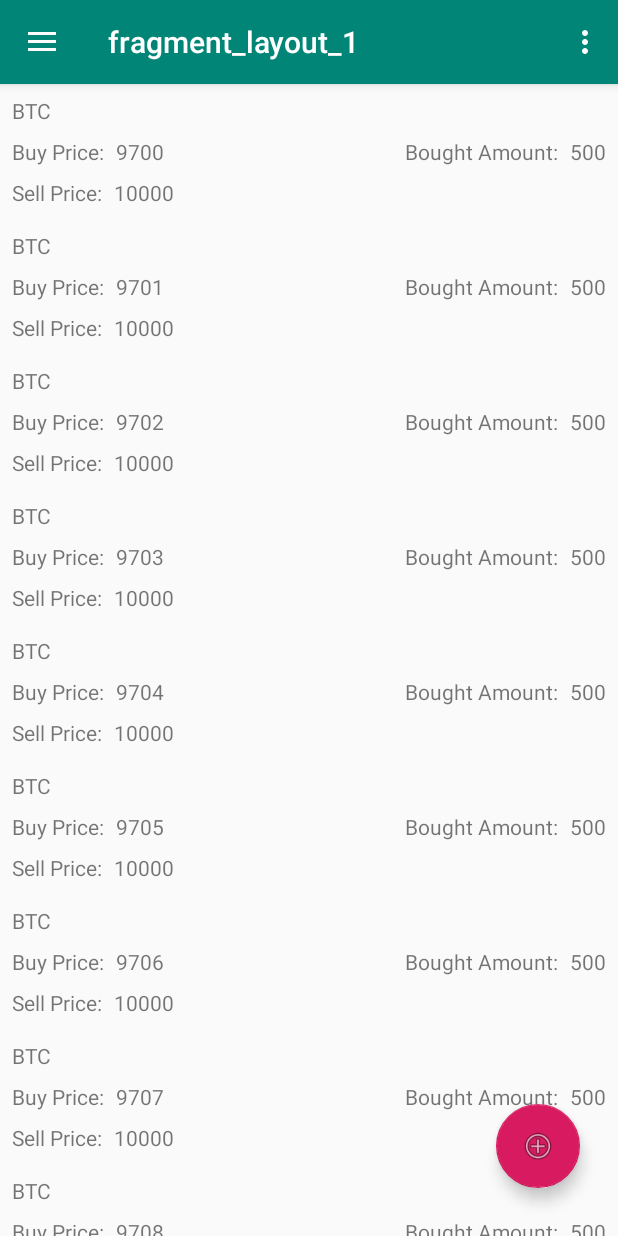
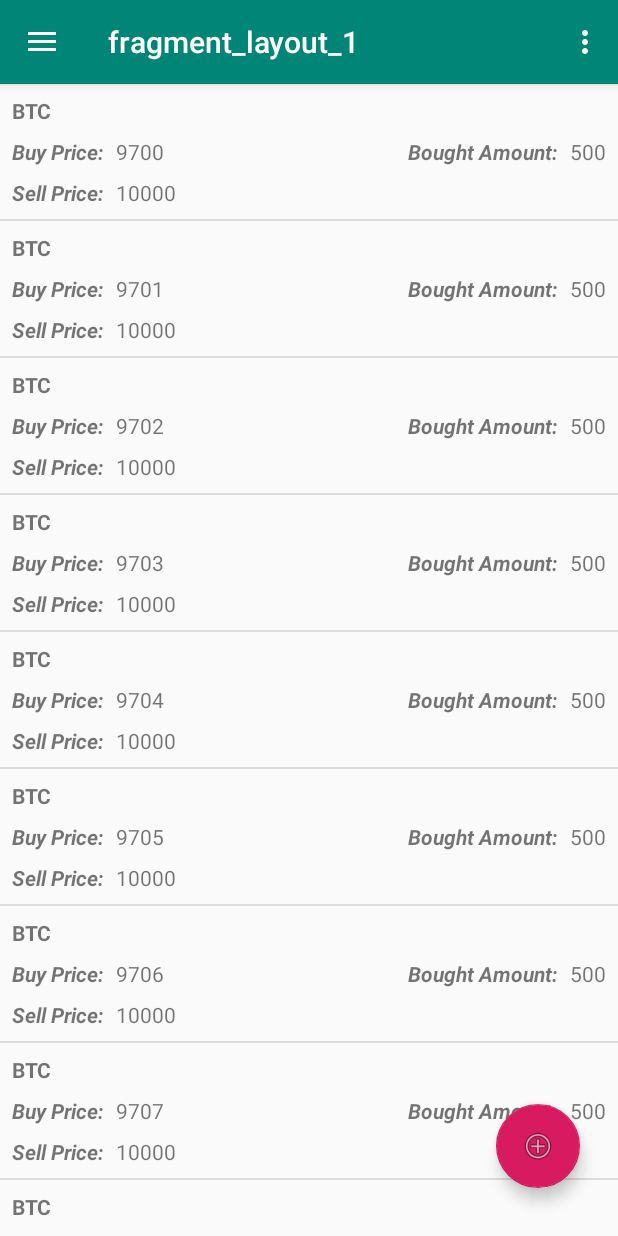
Before and after one commit to wrathofheavennn/tracer, an Android app: the screen it shows after launch (MainActivity), on a phone screen of 412 x 824 dp. Run offline under Robolectric (Android 15) with nearby library versions, the phone set to English and light mode, and no system bars; our stand-ins replace ButterKnife, navigation-ui.

Commit message:
RecyclerView added divider Style bold and italics for rv items cleared warnings

```diff
--- a/app/src/main/java/com/example/tracer/fragment/Fragment_1.java
+++ b/app/src/main/java/com/example/tracer/fragment/Fragment_1.java
@@ -1,15 +1,17 @@
 package com.example.tracer.fragment;
+
 import android.os.Bundle;
+import android.view.LayoutInflater;
 import android.view.View;
+import android.view.ViewGroup;
 
+import androidx.annotation.NonNull;
 import androidx.annotation.Nullable;
 import androidx.fragment.app.Fragment;
 import androidx.navigation.fragment.NavHostFragment;
+import androidx.recyclerview.widget.DividerItemDecoration;
 import androidx.recyclerview.widget.LinearLayoutManager;
 import androidx.recyclerview.widget.RecyclerView;
-
-import android.view.ViewGroup;
-import android.view.LayoutInflater;
 
 import com.example.tracer.R;
 import com.example.tracer.model.Trade;
@@ -18,6 +20,7 @@ import com.google.android.material.floatingactionbutton.FloatingActionButton;
 
 import java.util.ArrayList;
 import java.util.List;
+import java.util.Objects;
 
 import butterknife.BindView;
 import butterknife.ButterKnife;
@@ -43,12 +46,9 @@ public class Fragment_1 extends Fragment {
         //change R.layout.yourlayoutfilename for each of your fragments
         View view = inflater.inflate(R.layout.fragment_layout_1, container, false);
         ButterKnife.bind(this, view);
-        fab.setOnClickListener(new View.OnClickListener() {
-            @Override
-            public void onClick(View view) {
-                NavHostFragment.findNavController(getParentFragment()).navigate(Fragment_1Directions.actionFragment1ToTraceCreateFragment());
-            }
-        });
+        fab.setOnClickListener(view1 -> NavHostFragment.findNavController(Objects.requireNonNull(
+                getParentFragment())).navigate(Fragment_1Directions.
+                actionFragment1ToTraceCreateFragment()));
 
         initRecycler();
 
@@ -58,28 +58,33 @@ public class Fragment_1 extends Fragment {
     private void initRecycler() {
         // Initialize contacts
         List<Trade> staticList = new ArrayList<>();
-        for (int i = 0; i < 10; i++) {
+        for (int i = 0; i < 20; i++) {
             Trade t = new Trade("BTC",9700, 10000, 500);
             t.setBuyPrice(t.getBuyPrice()+i);
             staticList.add(t);
         }
         trades = staticList;
+        DividerItemDecoration itemDecor = new DividerItemDecoration(
+                Objects.requireNonNull(getContext()), DividerItemDecoration.VERTICAL);
+        rvTrades.addItemDecoration(itemDecor);
         // Create adapter passing in the sample user data
         TradeListAdapter adapter = new TradeListAdapter(trades);
+
         // Attach the adapter to the recyclerview to populate items
         rvTrades.setAdapter(adapter);
         // Set layout manager to position the items
         rvTrades.setLayoutManager(new LinearLayoutManager(getContext()));
+
         // That's all!
     }
 
 
     @Override
-    public void onViewCreated(View view, @Nullable Bundle savedInstanceState) {
+    public void onViewCreated(@NonNull View view, @Nullable Bundle savedInstanceState) {
         super.onViewCreated(view, savedInstanceState);
 
         //you can set the title for your toolbar here for different fragments different titles
-        getActivity().setTitle("All Traces");
+        Objects.requireNonNull(getActivity()).setTitle("All Traces");
     }
 
 }
--- a/app/src/main/res/layout/rv_trade_layout.xml
+++ b/app/src/main/res/layout/rv_trade_layout.xml
@@ -11,7 +11,8 @@
         android:layout_height="wrap_content"
         android:layout_marginStart="8dp"
         android:layout_marginTop="8dp"
-        android:text="BTC"
+        android:text="@string/sample_coinName"
+        android:textStyle="bold"
         app:layout_constraintStart_toStartOf="parent"
         app:layout_constraintTop_toTopOf="parent" />
 
@@ -21,7 +22,8 @@
         android:layout_height="wrap_content"
         android:layout_marginStart="8dp"
         android:layout_marginTop="8dp"
-        android:text="Buy Price:"
+        android:text="@string/buy_price"
+        android:textStyle="bold|italic"
         app:layout_constraintStart_toStartOf="parent"
         app:layout_constraintTop_toBottomOf="@+id/coinName" />
 
@@ -31,7 +33,7 @@
         android:layout_height="wrap_content"
         android:layout_marginStart="8dp"
         android:layout_marginTop="8dp"
-        android:text="9700"
+        android:text="@string/sample_buy"
         app:layout_constraintStart_toEndOf="@+id/buyLabel"
         app:layout_constraintTop_toBottomOf="@+id/coinName" />
 
@@ -42,7 +44,8 @@
         android:layout_marginStart="8dp"
         android:layout_marginTop="8dp"
         android:layout_marginBottom="8dp"
-        android:text="Sell Price:"
+        android:text="@string/sell_price"
+        android:textStyle="bold|italic"
         app:layout_constraintBottom_toBottomOf="parent"
         app:layout_constraintStart_toStartOf="parent"
         app:layout_constraintTop_toBottomOf="@+id/buyLabel" />
@@ -53,7 +56,7 @@
         android:layout_height="wrap_content"
         android:layout_marginStart="8dp"
         android:layout_marginTop="8dp"
-        android:text="10500"
+        android:text="@string/sample_sell"
         app:layout_constraintStart_toEndOf="@+id/sellLabel"
         app:layout_constraintTop_toBottomOf="@+id/buyLabel" />
 
@@ -63,7 +66,7 @@
         android:layout_height="wrap_content"
         android:layout_marginTop="8dp"
         android:layout_marginEnd="8dp"
-        android:text="5000"
+        android:text="@string/sample_amount"
         app:layout_constraintEnd_toEndOf="parent"
         app:layout_constraintTop_toBottomOf="@+id/coinName" />
 
@@ -73,7 +76,8 @@
         android:layout_height="wrap_content"
         android:layout_marginTop="8dp"
         android:layout_marginEnd="8dp"
-        android:text="Bought Amount:"
+        android:text="@string/bought_amount"
+        android:textStyle="bold|italic"
         app:layout_constraintEnd_toStartOf="@+id/buyAmount"
         app:layout_constraintTop_toBottomOf="@+id/coinName" />
 </androidx.constraintlayout.widget.ConstraintLayout>
--- a/app/src/main/res/values/strings.xml
+++ b/app/src/main/res/values/strings.xml
@@ -13,4 +13,11 @@
     <string name="menu_tools">Tools</string>
     <string name="menu_share">Share</string>
     <string name="menu_send">Send</string>
+    <string name="buy_price">Buy Price:</string>
+    <string name="sell_price">Sell Price:</string>
+    <string name="bought_amount">Bought Amount:</string>
+    <string name="sample_buy">9700</string>
+    <string name="sample_sell">10500</string>
+    <string name="sample_amount">5000</string>
+    <string name="sample_coinName">BTC</string>
 </resources>
```
